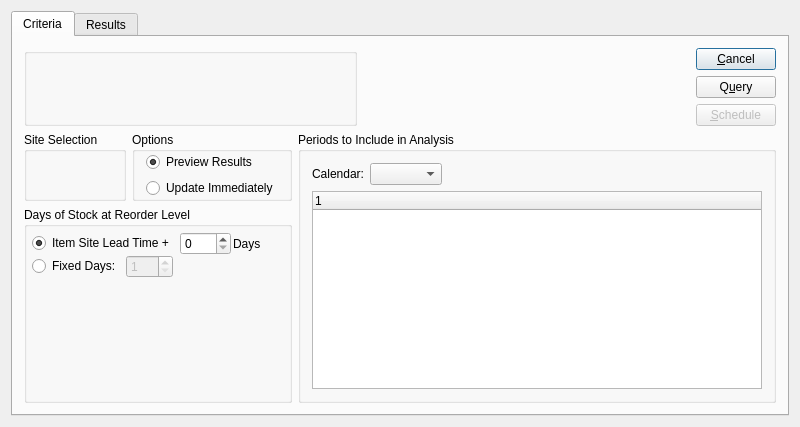
Above: guiclient/updateReorderLevels.ui from Pegasus-RPG/xtuple-client before the change. Below: the same form after it.
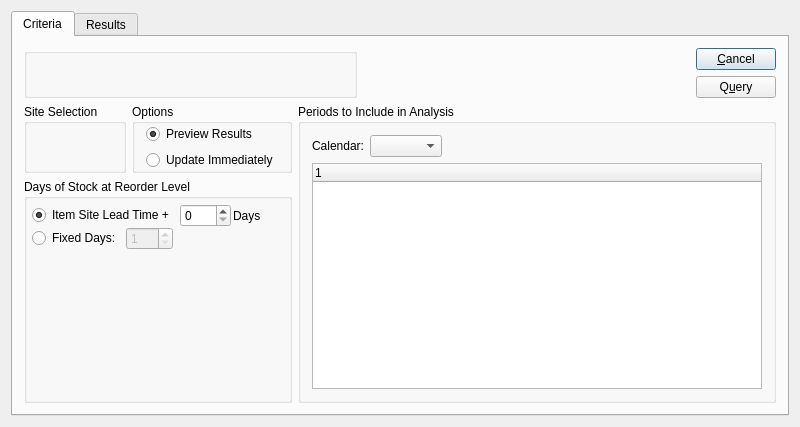
That is the form after the change. Custom widgets are drawn as their Qt base class.

Commit message: Issue #9401:remove submitAction logic that was moved to xtbatch

```diff
--- a/guiclient/updateReorderLevels.ui
+++ b/guiclient/updateReorderLevels.ui
@@ -115,16 +115,6 @@
                </property>
               </widget>
              </item>
-             <item>
-              <widget class="QPushButton" name="_submit">
-               <property name="enabled">
-                <bool>false</bool>
-               </property>
-               <property name="text">
-                <string>&amp;Schedule</string>
-               </property>
-              </widget>
-             </item>
             </layout>
            </item>
            <item>
```
Left out of the diff: 19 changed lines with no effect on the pictures. The commit also changes 36 other files.
